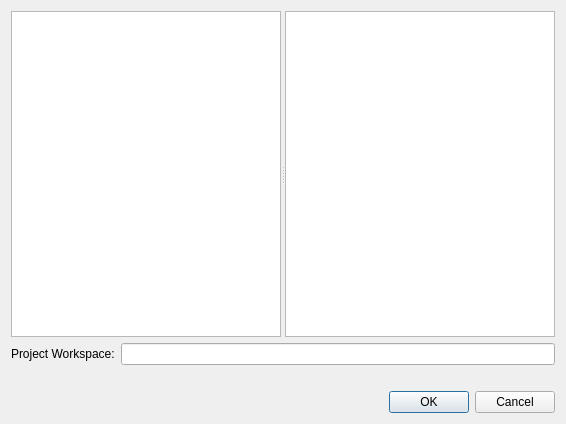
The window that DesignerTool/src/DlgOpenProject.ui (GameOverture/HarmonyEngine) describes before a commit, drawn with Qt 5.
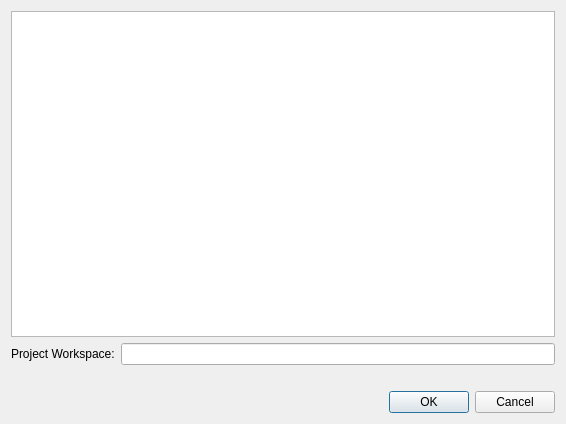
The same window after the commit.

Diff of the .ui file:
```diff
--- a/DesignerTool/src/DlgOpenProject.ui
+++ b/DesignerTool/src/DlgOpenProject.ui
@@ -26,11 +26,6 @@
       <enum>Qt::Horizontal</enum>
      </property>
      <widget class="QTreeView" name="treeView"/>
-     <widget class="QListView" name="listView">
-      <property name="viewMode">
-       <enum>QListView::ListMode</enum>
-      </property>
-     </widget>
     </widget>
    </item>
    <item>
```
